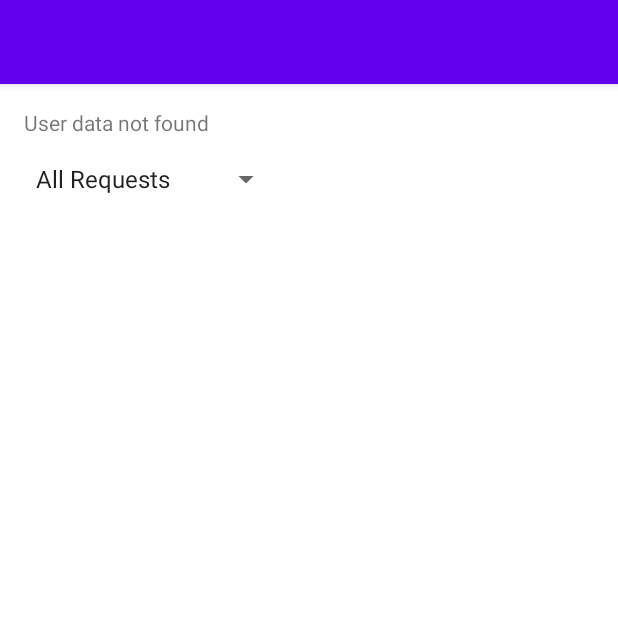
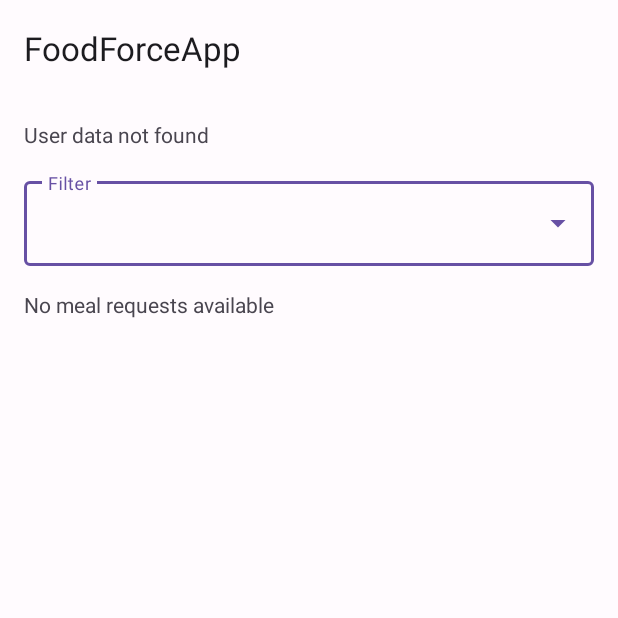
Before and after one commit to itays77/FoodForce, an Android app: the MainActivity screen opened directly, with no data from a screen before it, on a phone screen of 412 x 824 dp, the top half of it. Run offline under Robolectric (Android 15) with nearby library versions, the phone set to English and light mode, and no system bars; our stand-ins replace Firebase (no records; nobody signed in at launch, a user with empty details on screens opened directly).

Commit message:
uiImprovemnets2

```diff
--- a/app/src/main/AndroidManifest.xml
+++ b/app/src/main/AndroidManifest.xml
@@ -12,7 +12,7 @@
         android:label="@string/app_name"
         android:roundIcon="@mipmap/ic_launcher_round"
         android:supportsRtl="true"
-        android:theme="@style/AppTheme"
+        android:theme="@style/Theme.FoodForceApp"
         tools:targetApi="31">
 
         <activity
--- a/app/src/main/java/com/example/foodforceapp/Adapters/MealRequestAdapter.java
+++ b/app/src/main/java/com/example/foodforceapp/Adapters/MealRequestAdapter.java
@@ -91,16 +91,16 @@ public class MealRequestAdapter extends RecyclerView.Adapter<MealRequestAdapter.
             int statusColor;
             switch (meal.getStatus().toLowerCase()) {
                 case "open":
-                    statusColor = ContextCompat.getColor(context, R.color.colorStatusOpen);
+                    statusColor = ContextCompat.getColor(context, R.color.md_theme_light_inversePrimary);
                     break;
                 case "accepted":
-                    statusColor = ContextCompat.getColor(context, R.color.colorStatusAccepted);
+                    statusColor = ContextCompat.getColor(context, R.color.md_theme_light_tertiary);
                     break;
                 case "completed":
-                    statusColor = ContextCompat.getColor(context, R.color.colorStatusCompleted);
+                    statusColor = ContextCompat.getColor(context, R.color.md_theme_light_onSurface);
                     break;
                 default:
-                    statusColor = ContextCompat.getColor(context, R.color.colorStatusDefault);
+                    statusColor = ContextCompat.getColor(context, R.color.md_theme_light_shadow);
                     break;
             }
             statusIndicator.setBackgroundColor(statusColor);
--- a/app/src/main/java/com/example/foodforceapp/Fragments/AddMealFragment.java
+++ b/app/src/main/java/com/example/foodforceapp/Fragments/AddMealFragment.java
@@ -92,6 +92,10 @@ public class AddMealFragment extends Fragment {
                         if (getFragmentManager() != null) {
                             getFragmentManager().popBackStack();
                         }
+                        if (getActivity() instanceof MainActivity) {
+                            ((MainActivity) getActivity()).refreshUI();
+                        }
+                        getFragmentManager().popBackStack();
                     } else {
                         Toast.makeText(getContext(), "Failed to add meal", Toast.LENGTH_SHORT).show();
                     }
--- a/app/src/main/java/com/example/foodforceapp/Fragments/MamaMealDetailFragment.java
+++ b/app/src/main/java/com/example/foodforceapp/Fragments/MamaMealDetailFragment.java
@@ -130,9 +130,8 @@ public class MamaMealDetailFragment extends Fragment {
     @Override
     public void onDestroy() {
         super.onDestroy();
-        if (getActivity() != null && getActivity() instanceof MainActivity) {
-            ((MainActivity) getActivity()).showAddMealRequestButtonIfSoldier();
-
+        if (getActivity() instanceof MainActivity) {
+            ((MainActivity) getActivity()).refreshUI();
         }
     }
 }
--- a/app/src/main/java/com/example/foodforceapp/MainActivity.java
+++ b/app/src/main/java/com/example/foodforceapp/MainActivity.java
@@ -5,6 +5,7 @@ import android.util.Log;
 import android.view.View;
 import android.widget.AdapterView;
 import android.widget.ArrayAdapter;
+import android.widget.AutoCompleteTextView;
 import android.widget.Button;
 import android.widget.FrameLayout;
 import android.widget.Spinner;
@@ -22,6 +23,8 @@ import com.example.foodforceapp.Fragments.SoldierMealDetailFragment;
 import com.example.foodforceapp.Models.Meal;
 import com.example.foodforceapp.Models.Soldier;
 import com.example.foodforceapp.Models.User;
+import com.google.android.material.appbar.MaterialToolbar;
+import com.google.android.material.floatingactionbutton.ExtendedFloatingActionButton;
 import com.google.firebase.auth.FirebaseAuth;
 import com.google.firebase.database.DataSnapshot;
 import com.google.firebase.database.DatabaseError;
@@ -33,16 +36,16 @@ import java.util.List;
 
 public class MainActivity extends AppCompatActivity implements MealRequestAdapter.OnMealClickListener {
 
-
     private TextView userInfoTextView;
     private RecyclerView mealRequestsRecyclerView;
-    private Button addMealRequestButton;
+    private ExtendedFloatingActionButton addMealRequestButton;
     private MealRequestAdapter mealRequestAdapter;
     private List<Meal> allMealRequests = new ArrayList<>();
     private List<Meal> filteredMealRequests = new ArrayList<>();
     private boolean isSoldier = false;
     private String currentUserId;
-    private Spinner filterSpinner;
+    private AutoCompleteTextView filterSpinner;
+    private int selectedFilterPosition = 0;
     private FrameLayout fragmentContainer;
 
     @Override
@@ -50,15 +53,22 @@ public class MainActivity extends AppCompatActivity implements MealRequestAdapte
         super.onCreate(savedInstanceState);
         setContentView(R.layout.activity_main);
 
+        MaterialToolbar topAppBar = findViewById(R.id.topAppBar);
+        setSupportActionBar(topAppBar);
+
+        mealRequestsRecyclerView = findViewById(R.id.mealRequestsRecyclerView);
+        addMealRequestButton = findViewById(R.id.addMealRequestButton);
+        filterSpinner = findViewById(R.id.filterSpinner);
+
+        mealRequestsRecyclerView.setLayoutManager(new LinearLayoutManager(this));
+        mealRequestAdapter = new MealRequestAdapter(filteredMealRequests, this);
+        mealRequestsRecyclerView.setAdapter(mealRequestAdapter);
+
         userInfoTextView = findViewById(R.id.userInfoTextView);
         mealRequestsRecyclerView = findViewById(R.id.mealRequestsRecyclerView);
         addMealRequestButton = findViewById(R.id.addMealRequestButton);
         filterSpinner = findViewById(R.id.filterSpinner);
         fragmentContainer = findViewById(R.id.fragmentContainer);
-
-        mealRequestsRecyclerView.setLayoutManager(new LinearLayoutManager(this));
-        mealRequestAdapter = new MealRequestAdapter(filteredMealRequests, this);
-        mealRequestsRecyclerView.setAdapter(mealRequestAdapter);
 
         currentUserId = FirebaseAuth.getInstance().getCurrentUser().getUid();
 
@@ -70,19 +80,13 @@ public class MainActivity extends AppCompatActivity implements MealRequestAdapte
     }
 
     private void setupFilterSpinner() {
-        ArrayAdapter<CharSequence> adapter = ArrayAdapter.createFromResource(this,
-                R.array.filter_options, android.R.layout.simple_spinner_item);
-        adapter.setDropDownViewResource(android.R.layout.simple_spinner_dropdown_item);
+        String[] filterOptions = new String[]{"All Requests", "Open Requests"};
+        ArrayAdapter<String> adapter = new ArrayAdapter<>(this, android.R.layout.simple_dropdown_item_1line, filterOptions);
         filterSpinner.setAdapter(adapter);
 
-        filterSpinner.setOnItemSelectedListener(new AdapterView.OnItemSelectedListener() {
-            @Override
-            public void onItemSelected(AdapterView<?> parent, View view, int position, long id) {
-                filterMealRequests(position);
-            }
-
-            @Override
-            public void onNothingSelected(AdapterView<?> parent) {}
+        filterSpinner.setOnItemClickListener((parent, view, position, id) -> {
+            selectedFilterPosition = position; // Add this line
+            filterMealRequests(position);
         });
     }
 
@@ -121,10 +125,14 @@ public class MainActivity extends AppCompatActivity implements MealRequestAdapte
                 for (DataSnapshot snapshot : dataSnapshot.getChildren()) {
                     Meal meal = snapshot.getValue(Meal.class);
                     if (meal != null) {
-                        allMealRequests.add(meal);
+                        if (!isSoldier || meal.getSoldierUserId().equals(currentUserId)) {
+                            allMealRequests.add(meal);
+                        }
                     }
                 }
-                filterMealRequests(filterSpinner.getSelectedItemPosition());
+                filterMealRequests(selectedFilterPosition);
+                mealRequestAdapter.notifyDataSetChanged();
+                updateUIVisibility();
             }
 
             @Override
@@ -134,15 +142,38 @@ public class MainActivity extends AppCompatActivity implements MealRequestAdapte
         });
     }
 
+    private void updateUIVisibility() {
+        if (filteredMealRequests.isEmpty()) {
+            mealRequestsRecyclerView.setVisibility(View.GONE);
+            findViewById(R.id.noMealsTextView).setVisibility(View.VISIBLE);
+        } else {
+            mealRequestsRecyclerView.setVisibility(View.VISIBLE);
+            findViewById(R.id.noMealsTextView).setVisibility(View.GONE);
+        }
+    }
+
+
+
+    public void refreshUI() {
+        loadAllMealRequests();
+        updateAddButtonVisibility();
+    }
+
+    private void updateAddButtonVisibility() {
+        if (addMealRequestButton != null) {
+            addMealRequestButton.setVisibility(isSoldier ? View.VISIBLE : View.GONE);
+        }
+    }
+
     private void openAddMealFragment() {
         AddMealFragment addMealFragment = new AddMealFragment();
         getSupportFragmentManager().beginTransaction()
                 .replace(R.id.fragmentContainer, addMealFragment)
                 .addToBackStack(null)
                 .commit();
+        fragmentContainer.setVisibility(View.VISIBLE);
+        mealRequestsRecyclerView.setVisibility(View.GONE);
         addMealRequestButton.setVisibility(View.GONE);
-        mealRequestsRecyclerView.setVisibility(View.GONE);
-        fragmentContainer.setVisibility(View.VISIBLE);
     }
 
 
@@ -172,7 +203,6 @@ public class MainActivity extends AppCompatActivity implements MealRequestAdapte
                         case TEMP:
                             userInfo = user.getName() + " - Temporary User";
                             isSoldier = false;
-                            // You might want to redirect to a user type selection screen here
                             break;
                         default:
                             userInfo = "Unknown user type";
@@ -197,30 +227,15 @@ public class MainActivity extends AppCompatActivity implements MealRequestAdapte
 
 
 
-
-
-    @Override
-    public void onBackPressed() {
-        if (getSupportFragmentManager().getBackStackEntryCount() > 0) {
-            getSupportFragmentManager().popBackStack();
-            mealRequestsRecyclerView.setVisibility(View.VISIBLE);
-            fragmentContainer.setVisibility(View.GONE);
-            if (isSoldier) {
-                addMealRequestButton.setVisibility(View.VISIBLE);
-            }
-        } else {
-            super.onBackPressed();
-        }
-    }
     private void openSoldierMealDetailFragment(String mealId) {
         SoldierMealDetailFragment detailFragment = SoldierMealDetailFragment.newInstance(mealId);
         getSupportFragmentManager().beginTransaction()
                 .replace(R.id.fragmentContainer, detailFragment)
                 .addToBackStack(null)
                 .commit();
+        fragmentContainer.setVisibility(View.VISIBLE);
+        mealRequestsRecyclerView.setVisibility(View.GONE);
         addMealRequestButton.setVisibility(View.GONE);
-        mealRequestsRecyclerView.setVisibility(View.GONE);
-        fragmentContainer.setVisibility(View.VISIBLE);
     }
 
     private void openMamaMealDetailFragment(String mealId) {
@@ -229,10 +244,31 @@ public class MainActivity extends AppCompatActivity implements MealRequestAdapte
                 .replace(R.id.fragmentContainer, detailFragment)
                 .addToBackStack(null)
                 .commit();
-        mealRequestsRecyclerView.setVisibility(View.GONE);
-        fragmentContainer.setVisibility(View.VISIBLE);
+        hideMainContent();
     }
 
+    @Override
+    public void onBackPressed() {
+        if (getSupportFragmentManager().getBackStackEntryCount() > 0) {
+            getSupportFragmentManager().popBackStack();
+            showMainContent();
+        } else {
+            super.onBackPressed();
+        }
+    }
+
+    private void showMainContent() {
+        fragmentContainer.setVisibility(View.GONE);
+        mealRequestsRecyclerView.setVisibility(View.VISIBLE);
+        filterSpinner.setVisibility(View.VISIBLE);
+        refreshUI();
+    }
+
+    private void hideMainContent() {
+        fragmentContainer.setVisibility(View.VISIBLE);
+        mealRequestsRecyclerView.setVisibility(View.GONE);
+        filterSpinner.setVisibility(View.GONE);
+    }
     @Override
     public void onMealClick(String mealId) {
         if (isSoldier) {
@@ -242,6 +278,12 @@ public class MainActivity extends AppCompatActivity implements MealRequestAdapte
             Log.d("FragmentOpened", "Opening MamaMealDetailFragment");
             openMamaMealDetailFragment(mealId);
         }
+    }
+
+    @Override
+    protected void onResume() {
+        super.onResume();
+        refreshUI();
     }
 
 
--- /dev/null
+++ b/app/src/main/res/drawable/ic_add.xml
@@ -0,0 +1,5 @@
+<vector xmlns:android="http://schemas.android.com/apk/res/android" android:height="24dp" android:tint="#000000" android:viewportHeight="24" android:viewportWidth="24" android:width="24dp">
+
+    <path android:fillColor="@android:color/white" android:pathData="M19,13h-6v6h-2v-6H5v-2h6V5h2v6h6v2z"/>
+
+</vector>
--- a/app/src/main/res/layout/activity_main.xml
+++ b/app/src/main/res/layout/activity_main.xml
@@ -1,52 +1,90 @@
 <?xml version="1.0" encoding="utf-8"?>
-<androidx.constraintlayout.widget.ConstraintLayout xmlns:android="http://schemas.android.com/apk/res/android"
+<androidx.coordinatorlayout.widget.CoordinatorLayout
+    xmlns:android="http://schemas.android.com/apk/res/android"
     xmlns:app="http://schemas.android.com/apk/res-auto"
     android:layout_width="match_parent"
     android:layout_height="match_parent">
+
+    <com.google.android.material.appbar.AppBarLayout
+        android:layout_width="match_parent"
+        android:layout_height="wrap_content">
+
+        <com.google.android.material.appbar.MaterialToolbar
+            android:id="@+id/topAppBar"
+            android:layout_width="match_parent"
+            android:layout_height="?attr/actionBarSize"
+            app:title="FoodForceApp"
+            style="@style/Widget.Material3.Toolbar.Surface" />
+
+    </com.google.android.material.appbar.AppBarLayout>
+
+    <androidx.core.widget.NestedScrollView
+        android:layout_width="match_parent"
+        android:layout_height="match_parent"
+        app:layout_behavior="@string/appbar_scrolling_view_behavior">
+
+        <LinearLayout
+            android:layout_width="match_parent"
+            android:layout_height="wrap_content"
+            android:orientation="vertical"
+            android:padding="16dp">
 
             <TextView
                 android:id="@+id/userInfoTextView"
                 android:layout_width="wrap_content"
                 android:layout_height="wrap_content"
-        app:layout_constraintTop_toTopOf="parent"
-        app:layout_constraintStart_toStartOf="parent"
-        android:layout_margin="16dp"/>
+                android:layout_marginBottom="16dp" />
 
-    <Spinner
-        android:id="@+id/filterSpinner"
+            <com.google.android.material.textfield.TextInputLayout
+                android:id="@+id/filterSpinnerLayout"
+                style="@style/Widget.Material3.TextInputLayout.OutlinedBox.ExposedDropdownMenu"
+                android:layout_width="match_parent"
+                android:layout_height="wrap_content"
+                android:layout_marginBottom="16dp"
+                android:hint="Filter">
+
+                <TextView
+                    android:id="@+id/noMealsTextView"
                     android:layout_width="wrap_content"
                     android:layout_height="wrap_content"
-        app:layout_constraintTop_toBottomOf="@id/userInfoTextView"
+                    android:text="No meal requests available"
+                    android:visibility="gone"
+                    app:layout_constraintTop_toBottomOf="@id/filterSpinnerLayout"
                     app:layout_constraintStart_toStartOf="parent"
-        android:layout_margin="16dp"/>
+                    app:layout_constraintEnd_toEndOf="parent"
+                    android:layout_marginTop="16dp"/>
+
+                <AutoCompleteTextView
+                    android:id="@+id/filterSpinner"
+                    android:layout_width="match_parent"
+                    android:layout_height="wrap_content"
+                    android:inputType="none" />
+
+            </com.google.android.material.textfield.TextInputLayout>
+
+            <androidx.recyclerview.widget.RecyclerView
+                android:id="@+id/mealRequestsRecyclerView"
+                android:layout_width="match_parent"
+                android:layout_height="wrap_content" />
+
+        </LinearLayout>
+
+    </androidx.core.widget.NestedScrollView>
 
     <FrameLayout
         android:id="@+id/fragmentContainer"
-        android:layout_width="0dp"
-        android:layout_height="0dp"
-        app:layout_constraintTop_toBottomOf="@id/filterSpinner"
-        app:layout_constraintBottom_toTopOf="@id/addMealRequestButton"
-        app:layout_constraintStart_toStartOf="parent"
-        app:layout_constraintEnd_toEndOf="parent"/>
+        android:layout_width="match_parent"
+        android:layout_height="match_parent"
+        android:visibility="gone"
+        app:layout_behavior="@string/appbar_scrolling_view_behavior" />
 
-    <androidx.recyclerview.widget.RecyclerView
-        android:id="@+id/mealRequestsRecyclerView"
-        android:layout_width="0dp"
-        android:layout_height="0dp"
-        app:layout_constraintTop_toBottomOf="@id/filterSpinner"
-        app:layout_constraintBottom_toTopOf="@id/addMealRequestButton"
-        app:layout_constraintStart_toStartOf="parent"
-        app:layout_constraintEnd_toEndOf="parent"
-        android:layout_margin="16dp"/>
+    <com.google.android.material.floatingactionbutton.ExtendedFloatingActionButton
+        android:id="@+id/addMealRequestButton"
+        android:layout_width="wrap_content"
+        android:layout_height="wrap_content"
+        android:layout_gravity="bottom|end"
+        android:layout_margin="16dp"
+        android:text="Add Meal Request"
+        app:icon="@android:drawable/ic_input_add" />
 
-    <Button
-        android:id="@+id/addMealRequestButton"
-        android:layout_width="0dp"
-        android:layout_height="wrap_content"
-        android:text="ADD MEAL REQUEST"
-        app:layout_constraintBottom_toBottomOf="parent"
-        app:layout_constraintStart_toStartOf="parent"
-        app:layout_constraintEnd_toEndOf="parent"
-        android:layout_margin="16dp"/>
-
-</androidx.constraintlayout.widget.ConstraintLayout>
+</androidx.coordinatorlayout.widget.CoordinatorLayout>
--- /dev/null
+++ b/app/src/main/res/menu/top_app_bar.xml
@@ -0,0 +1,11 @@
+<?xml version="1.0" encoding="utf-8"?>
+<menu xmlns:android="http://schemas.android.com/apk/res/android"
+    xmlns:app="http://schemas.android.com/apk/res-auto">
+    <!-- You can add menu items here if needed -->
+    <!-- For example:
+    <item
+        android:id="@+id/action_settings"
+        android:title="Settings"
+        app:showAsAction="never"/>
+    -->
+</menu>
--- a/app/src/main/res/values-night/themes.xml
+++ /dev/null
@@ -1,7 +0,0 @@
-<resources xmlns:tools="http://schemas.android.com/tools">
-    <!-- Base application theme. -->
-    <style name="Base.Theme.FoodForceApp" parent="Theme.Material3.DayNight.NoActionBar">
-        <!-- Customize your dark theme here. -->
-        <!-- <item name="colorPrimary">@color/my_dark_primary</item> -->
-    </style>
-</resources>
--- a/app/src/main/res/values/colors.xml
+++ b/app/src/main/res/values/colors.xml
@@ -1,21 +1,33 @@
 <?xml version="1.0" encoding="utf-8"?>
 <resources>
-    <color name="black">#FF000000</color>
-    <color name="white">#FFFFFFFF</color>
-    <color name="primary">#6200EE</color>
-    <color name="primaryVariant">#3700B3</color>
-    <color name="secondary">#03DAC6</color>
-    <color name="secondaryVariant">#018786</color>
-    <color name="background">#FFFFFF</color>
-    <color name="surface">#FFFFFF</color>
-    <color name="error">#B00020</color>
-    <color name="onPrimary">#FFFFFF</color>
-    <color name="onSecondary">#000000</color>
-    <color name="onBackground">#000000</color>
-    <color name="onSurface">#000000</color>
-    <color name="onError">#FFFFFF</color>
-    <color name="colorStatusOpen">#4CAF50</color> <!-- Green -->
-    <color name="colorStatusAccepted">#2196F3</color> <!-- Blue -->
-    <color name="colorStatusCompleted">#FFC107</color> <!-- Yellow -->
-    <color name="colorStatusDefault">#9E9E9E</color> <!-- Grey -->
+    <color name="md_theme_light_primary">#6750A4</color>
+    <color name="md_theme_light_onPrimary">#FFFFFF</color>
+    <color name="md_theme_light_primaryContainer">#EADDFF</color>
+    <color name="md_theme_light_onPrimaryContainer">#21005D</color>
+    <color name="md_theme_light_secondary">#625B71</color>
+    <color name="md_theme_light_onSecondary">#FFFFFF</color>
+    <color name="md_theme_light_secondaryContainer">#E8DEF8</color>
+    <color name="md_theme_light_onSecondaryContainer">#1D192B</color>
+    <color name="md_theme_light_tertiary">#7D5260</color>
+    <color name="md_theme_light_onTertiary">#FFFFFF</color>
+    <color name="md_theme_light_tertiaryContainer">#FFD8E4</color>
+    <color name="md_theme_light_onTertiaryContainer">#31111D</color>
+    <color name="md_theme_light_error">#B3261E</color>
+    <color name="md_theme_light_errorContainer">#F9DEDC</color>
+    <color name="md_theme_light_onError">#FFFFFF</color>
+    <color name="md_theme_light_onErrorContainer">#410E0B</color>
+    <color name="md_theme_light_background">#FFFBFE</color>
+    <color name="md_theme_light_onBackground">#1C1B1F</color>
+    <color name="md_theme_light_surface">#FFFBFE</color>
+    <color name="md_theme_light_onSurface">#1C1B1F</color>
+    <color name="md_theme_light_surfaceVariant">#E7E0EC</color>
+    <color name="md_theme_light_onSurfaceVariant">#49454F</color>
+    <color name="md_theme_light_outline">#79747E</color>
+    <color name="md_theme_light_inverseOnSurface">#F4EFF4</color>
+    <color name="md_theme_light_inverseSurface">#313033</color>
+    <color name="md_theme_light_inversePrimary">#D0BCFF</color>
+    <color name="md_theme_light_shadow">#000000</color>
+    <color name="md_theme_light_surfaceTint">#6750A4</color>
+    <color name="md_theme_light_outlineVariant">#CAC4D0</color>
+    <color name="md_theme_light_scrim">#000000</color>
 </resources>
--- a/app/src/main/res/values/themes.xml
+++ b/app/src/main/res/values/themes.xml
@@ -1,18 +1,32 @@
+<?xml version="1.0" encoding="utf-8"?>
 <resources>
-    <style name="AppTheme" parent="Theme.MaterialComponents.Light.DarkActionBar">
-        <item name="colorPrimary">@color/primary</item>
-        <item name="colorPrimaryVariant">@color/primaryVariant</item>
-        <item name="colorSecondary">@color/secondary</item>
-        <item name="colorSecondaryVariant">@color/secondaryVariant</item>
-        <item name="android:colorBackground">@color/background</item>
-        <item name="colorSurface">@color/surface</item>
-        <item name="colorError">@color/error</item>
-        <item name="colorOnPrimary">@color/onPrimary</item>
-        <item name="colorOnSecondary">@color/onSecondary</item>
-        <item name="colorOnBackground">@color/onBackground</item>
-        <item name="colorOnSurface">@color/onSurface</item>
-        <item name="colorOnError">@color/onError</item>
-        <!-- Status bar color -->
-        <item name="android:statusBarColor">?attr/colorPrimaryVariant</item>
+    <style name="Theme.FoodForceApp" parent="Theme.Material3.DayNight.NoActionBar">
+        <!-- Customize your color scheme -->
+        <item name="colorPrimary">@color/md_theme_light_primary</item>
+        <item name="colorOnPrimary">@color/md_theme_light_onPrimary</item>
+        <item name="colorPrimaryContainer">@color/md_theme_light_primaryContainer</item>
+        <item name="colorOnPrimaryContainer">@color/md_theme_light_onPrimaryContainer</item>
+        <item name="colorSecondary">@color/md_theme_light_secondary</item>
+        <item name="colorOnSecondary">@color/md_theme_light_onSecondary</item>
+        <item name="colorSecondaryContainer">@color/md_theme_light_secondaryContainer</item>
+        <item name="colorOnSecondaryContainer">@color/md_theme_light_onSecondaryContainer</item>
+        <item name="colorTertiary">@color/md_theme_light_tertiary</item>
+        <item name="colorOnTertiary">@color/md_theme_light_onTertiary</item>
+        <item name="colorTertiaryContainer">@color/md_theme_light_tertiaryContainer</item>
+        <item name="colorOnTertiaryContainer">@color/md_theme_light_onTertiaryContainer</item>
+        <item name="colorError">@color/md_theme_light_error</item>
+        <item name="colorErrorContainer">@color/md_theme_light_errorContainer</item>
+        <item name="colorOnError">@color/md_theme_light_onError</item>
+        <item name="colorOnErrorContainer">@color/md_theme_light_onErrorContainer</item>
+        <item name="android:colorBackground">@color/md_theme_light_background</item>
+        <item name="colorOnBackground">@color/md_theme_light_onBackground</item>
+        <item name="colorSurface">@color/md_theme_light_surface</item>
+        <item name="colorOnSurface">@color/md_theme_light_onSurface</item>
+        <item name="colorSurfaceVariant">@color/md_theme_light_surfaceVariant</item>
+        <item name="colorOnSurfaceVariant">@color/md_theme_light_onSurfaceVariant</item>
+        <item name="colorOutline">@color/md_theme_light_outline</item>
+        <item name="colorOnSurfaceInverse">@color/md_theme_light_inverseOnSurface</item>
+        <item name="colorSurfaceInverse">@color/md_theme_light_inverseSurface</item>
+        <item name="colorPrimaryInverse">@color/md_theme_light_inversePrimary</item>
     </style>
 </resources>
```
Lines whose indentation alone changed are shown as unchanged.
